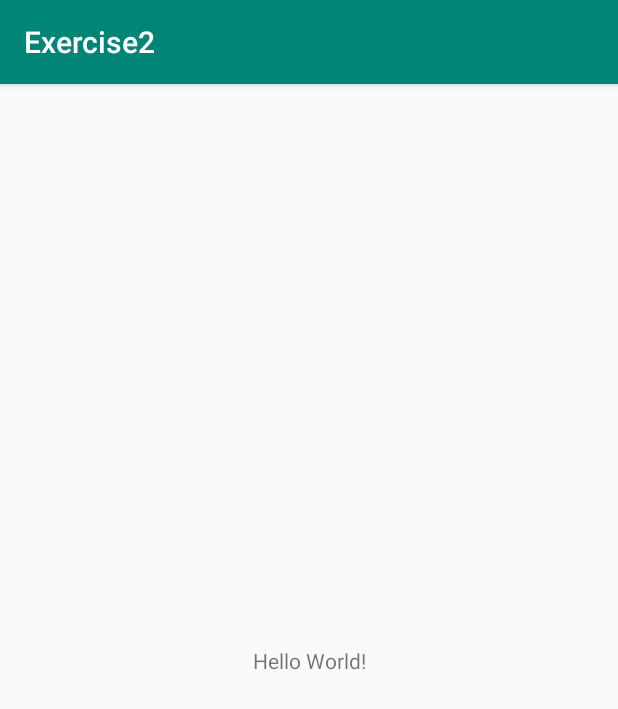
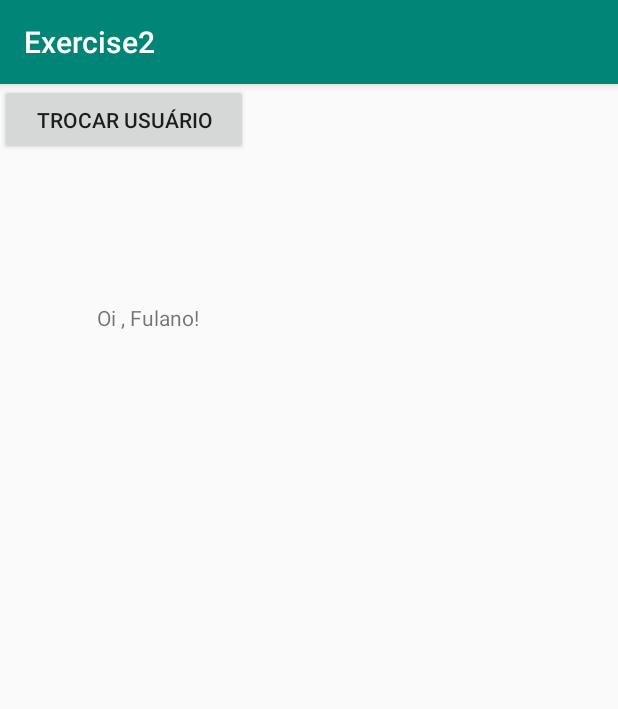
Before and after one commit to ucsal/atividade-2-RicardoSOliveira, an Android app: the screen it shows after launch (MainActivity), on a phone screen of 412 x 824 dp. Shown: the top 709 px of the screen. Run offline under Robolectric (Android 15) with nearby library versions, the phone set to English and light mode, and no system bars; 3 statements that could not run were skipped.

Commit message:
Atividade2

```diff
--- a/app/src/main/AndroidManifest.xml
+++ b/app/src/main/AndroidManifest.xml
@@ -16,6 +16,10 @@
                 <category android:name="android.intent.category.LAUNCHER" />
             </intent-filter>
         </activity>
+        <activity
+            android:name=".OutraActivity"
+            android:configChanges="orientation|keyboardHidden|screenSize"/>
+
     </application>
 
 </manifest>
--- a/app/src/main/java/br/com/mariojp/exercise2/MainActivity.java
+++ b/app/src/main/java/br/com/mariojp/exercise2/MainActivity.java
@@ -2,13 +2,59 @@ package br.com.mariojp.exercise2;
 
 import androidx.appcompat.app.AppCompatActivity;
 
+import android.content.Intent;
 import android.os.Bundle;
+import android.view.View;
+import android.widget.Button;
+import android.widget.TextView;
 
 public class MainActivity extends AppCompatActivity {
+
+    private ViewHolder AViewHolder;
 
     @Override
     protected void onCreate(Bundle savedInstanceState) {
         super.onCreate(savedInstanceState);
         setContentView(R.layout.activity_main);
+        this.AViewHolder.textView = findViewById(R.id.textView);
+        this.AViewHolder.btnTrocar = findViewById(R.id.btnTrocar);
+
+        this.AViewHolder.btnTrocar.setOnClickListener((View.OnClickListener) this);
     }
+    @Override
+    protected void onResume() {
+        super.onResume();
+        this.trocarUsuario();
+    }
+
+
+    private void trocarUsuario(){
+        Bundle extras = getIntent().getExtras();
+        if(extras != null){
+            String usuarioConfirma = extras.getString(getString(R.string.UsuarioConfirma));
+            if(!usuarioConfirma.equals(""))
+                this.AViewHolder.textView.setText(String.format("Oi, "+ usuarioConfirma + "!"));
+        }
+    }
+
+
+    public void onClick(View v) {
+        Bundle extras = getIntent().getExtras();
+        if(v.getId() == R.id.btnTrocar){
+            Intent intent = new Intent(this, OutraActivity.class);
+            if(extras != null){
+                String usuarioAtual = extras.getString(getString(R.string.UsuarioConfirma));
+                intent.putExtra(getString(R.string.UsuarioAtual),usuarioAtual);
+            }
+            startActivity(intent);
+
+
+        }
+    }
+
+    private static class ViewHolder{
+        TextView textView;
+        Button btnTrocar;
+    }
+
 }
--- a/app/src/main/res/layout/activity_main.xml
+++ b/app/src/main/res/layout/activity_main.xml
@@ -7,12 +7,23 @@
     tools:context=".MainActivity">
 
     <TextView
-        android:layout_width="wrap_content"
-        android:layout_height="wrap_content"
-        android:text="Hello World!"
+        android:id="@+id/textView"
+        android:layout_width="283dp"
+        android:layout_height="31dp"
+        android:text="@string/oi_fulano"
         app:layout_constraintBottom_toBottomOf="parent"
         app:layout_constraintLeft_toLeftOf="parent"
         app:layout_constraintRight_toRightOf="parent"
-        app:layout_constraintTop_toTopOf="parent" />
+        app:layout_constraintTop_toTopOf="parent"
+        app:layout_constraintVertical_bias="0.198" />
+
+    <Button
+        android:id="@+id/btnTrocar"
+        android:layout_width="165dp"
+        android:layout_height="47dp"
+        android:text="@string/trocar_usu_rio"
+        tools:layout_editor_absoluteX="132dp"
+        tools:layout_editor_absoluteY="439dp"
+        tools:ignore="MissingConstraints" />
 
 </androidx.constraintlayout.widget.ConstraintLayout>
--- a/app/src/main/res/values/strings.xml
+++ b/app/src/main/res/values/strings.xml
@@ -1,3 +1,11 @@
 <resources>
     <string name="app_name">Exercise2</string>
+    <string name="trocar_usu_rio">Trocar usuário</string>
+    <string name="confirmar">Confirmar</string>
+    <string name="cancelar">Cancelar</string>
+    <string name="UsuarioConfirma">UsuarioConfirma</string>
+    <string name="UsuarioAtual">UsuarioAtual</string>
+    <string name="oi_fulano">Oi , Fulano!</string>
+
+
 </resources>
--- a/build.gradle
+++ b/build.gradle
@@ -7,7 +7,7 @@ buildscript {
 
     }
     dependencies {
-        classpath 'com.android.tools.build:gradle:3.5.0'
+        classpath 'com.android.tools.build:gradle:3.6.1'
 
         // NOTE: Do not place your application dependencies here; they belong
         // in the individual module build.gradle files
```
Also changed, not shown: app/src/main/java/br/com/mariojp/exercise2/OutraActivity.java (added, +61 -0 lines), app/src/main/res/layout/outra_activity.xml (added, +44 -0 lines), gradle/wrapper/gradle-wrapper.properties.
